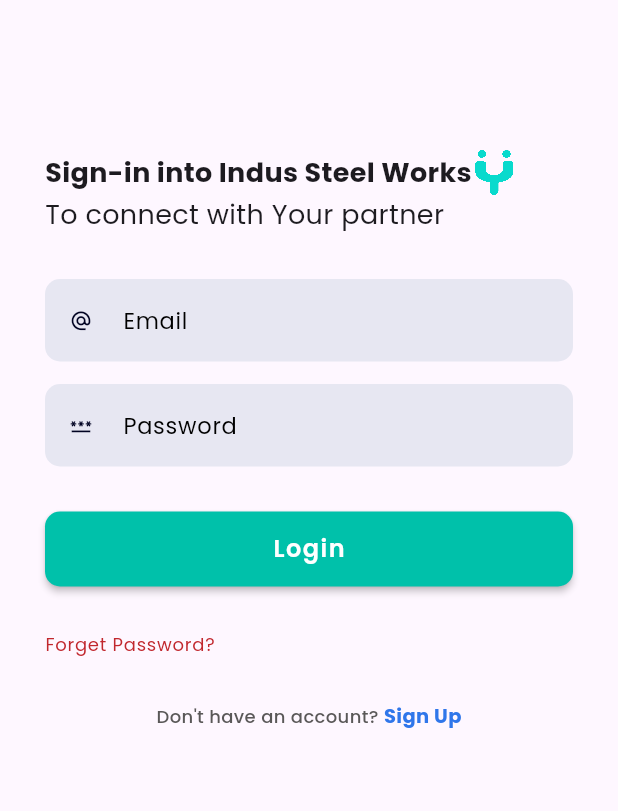
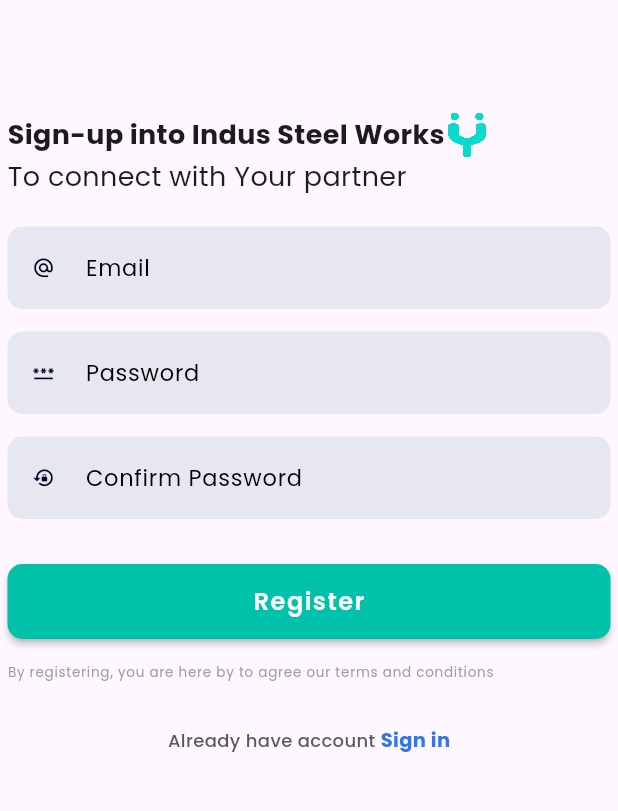
Before and after one commit to wahab-stack/Tyamo-app, a Flutter app: the screen it shows after launch, on a phone screen of 412 x 824 dp, the part 84-895 px from its top. Run offline on Flutter 3.47's test engine with Material 3 defaults, Android fonts, the phone set to English and light mode, and no system bars; our stand-ins replace google_fonts, rounded_loading_button_plus.

Commit message:
Both completed login and register screens

```diff
--- a/lib/Views/Auth/login.dart
+++ b/lib/Views/Auth/login.dart
@@ -9,7 +9,7 @@
 }
 
 class Login extends StatelessWidget {
-  final RoundedLoadingButtonController _btnController =
+  final RoundedLoadingButtonController _LoginBtnController =
       RoundedLoadingButtonController();
 
   // Login({super.key});
@@ -32,7 +32,7 @@
         centerTitle: true,
       ),
       body: Padding(
-        padding: const EdgeInsets.all(30),
+        padding: const EdgeInsets.all(20),
         child: Column(
           children: [
             new AuthHeading(
@@ -62,7 +62,7 @@
             RoundedLoadingButton(
               width: 2000,
               borderRadius: 10,
-              controller: _btnController,
+              controller: _LoginBtnController,
               color: Color(0xff00C1AA),
               onPressed: () {},
               child: Text(
--- a/lib/Views/Auth/register.dart
+++ b/lib/Views/Auth/register.dart
@@ -1,12 +1,117 @@
 import 'package:flutter/material.dart';
+import 'package:google_fonts/google_fonts.dart';
+import 'package:rounded_loading_button_plus/rounded_loading_button.dart';
+import 'package:tyamo/Views/Widgets/Auth/Auth_heading.dart';
+import 'package:tyamo/Views/Widgets/Auth/Auth_text_field.dart';
 
 class Register extends StatelessWidget {
-  const Register({super.key});
+  final RoundedLoadingButtonController _RegisterBtnController =
+      RoundedLoadingButtonController();
 
   @override
   Widget build(BuildContext context) {
     return Scaffold(
-
+      appBar: AppBar(
+        title: Text(
+          "Indus Steel Works",
+          style: GoogleFonts.arOneSans(
+            fontWeight: FontWeight.bold,
+            color: Colors.white,
+          ),
+        ),
+        backgroundColor: Color(0xff000221),
+        centerTitle: true,
+      ),
+      body: Padding(
+        padding: const EdgeInsets.all(5),
+        child: Column(
+          children: [
+            new AuthHeading(
+              maintext: "Sign-up into Indus Steel Works",
+              subtext: "To connect with Your partner",
+              logo: "assets/images/symbol.png",
+              fontsize: 18,
+              logosize: 30,
+            ),
+            SizedBox(height: 20),
+            AuthTextField(
+              size: 15,
+              icon: Icons.alternate_email,
+              keyboardType: TextInputType.emailAddress,
+              labelText: "Email",
+              obscureText: false,
+            ),
+            SizedBox(height: 15),
+            AuthTextField(
+              size: 15,
+              icon: Icons.password,
+              keyboardType: TextInputType.text,
+              labelText: "Password",
+              obscureText: true,
+            ),
+            SizedBox(height: 15),
+            AuthTextField(
+              size: 15,
+              icon: Icons.lock_reset,
+              keyboardType: TextInputType.text,
+              labelText: "Confirm Password",
+              obscureText: true,
+            ),
+            SizedBox(height: 30),
+            RoundedLoadingButton(
+              width: 2000,
+              borderRadius: 10,
+              controller: _RegisterBtnController,
+              color: Color(0xff00C1AA),
+              onPressed: () {},
+              child: Text(
+                'Register',
+                style: GoogleFonts.poppins(
+                  color: Colors.white,
+                  fontSize: 16,
+                  fontWeight: FontWeight.w600,
+                  letterSpacing: 1,
+                ),
+              ),
+            ),
+            SizedBox(height: 15),
+            Container(
+              alignment: Alignment.centerLeft,
+              child: Text(
+                "By registering, you are here by to agree our terms and conditions",
+                style: GoogleFonts.poppins(
+                  color: Colors.grey,
+                  fontWeight: FontWeight.normal,
+                  fontSize: 9,
+                  letterSpacing: 0.5,
+                ),
+              ),
+            ),
+            SizedBox(height: 30),
+            Row(
+              mainAxisAlignment: MainAxisAlignment.center,
+              children: [
+                Text(
+                  "Already have account ",
+                  style: GoogleFonts.poppins(
+                    fontWeight: FontWeight.w500,
+                    fontSize: 12,
+                    color: const Color(0xff5A5858),
+                  ),
+                ),
+                Text(
+                  "Sign in",
+                  style: GoogleFonts.poppins(
+                    color: const Color(0xff2F76EA),
+                    fontWeight: FontWeight.w700,
+                    fontSize: 13,
+                  ),
+                ),
+              ],
+            ),
+          ],
+        ),
+      ),
     );
   }
 }
--- a/lib/main.dart
+++ b/lib/main.dart
@@ -1,5 +1,6 @@
 import 'package:flutter/material.dart';
 import 'package:tyamo/Views/Auth/login.dart';
+import 'package:tyamo/Views/Auth/register.dart';
 
 void main() {
   runApp(Tyamo());
@@ -13,7 +14,7 @@
     return MaterialApp(
       debugShowCheckedModeBanner: false,
       title: 'Saddam Steel Works',
-      home: Login(),
+      home: Register(),
     );
   }
 }
```
